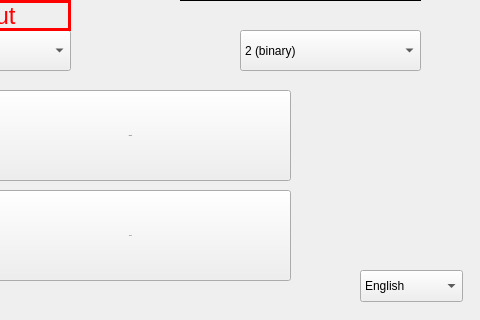
Above: desktop.ui from Rigbir/CalculusConverter before the change; both pictures show x 220 to 700 and y 180 to 500 of the 700 by 500 pixel window. Below: the same form after it.
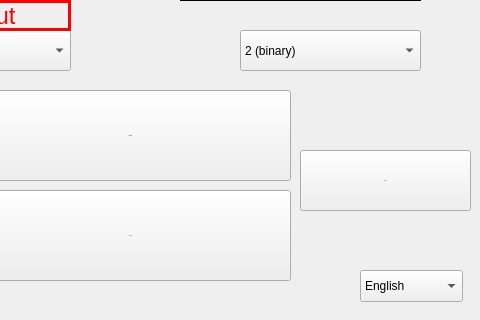
That is the form after the change.

```diff
--- a/desktop.ui
+++ b/desktop.ui
@@ -472,6 +472,82 @@
     <bool>true</bool>
    </property>
   </widget>
+  <widget class="QPushButton" name="nextButton">
+   <property name="geometry">
+    <rect>
+     <x>520</x>
+     <y>330</y>
+     <width>171</width>
+     <height>61</height>
+    </rect>
+   </property>
+   <property name="sizePolicy">
+    <sizepolicy hsizetype="Expanding" vsizetype="Expanding">
+     <horstretch>0</horstretch>
+     <verstretch>0</verstretch>
+    </sizepolicy>
+   </property>
+   <property name="font">
+    <font>
+     <family>Arial</family>
+     <pointsize>-1</pointsize>
+    </font>
+   </property>
+   <property name="styleSheet">
+    <string notr="true">QPushButton {
+    background-color: #728495;
+    border: 2px solid #111;
+    border-radius: 8px;
+    color: #111;
+    font-size: 36px;
+    height: 48px;
+    padding: 0 25px;
+    text-align: center;
+    position: relative;
+    outline: none;
+}
+
+QPushButton:hover {
+    background-color: #4a5b6a; 
+}
+
+QPushButton:pressed {
+    background-color: #4a5b6a; 
+}
+
+QPushButton::before {
+    background-color: #111;
+    border-radius: 8px;
+    content: &quot;&quot;;
+    height: 48px;
+    left: 0;
+    width: 100%;
+    position: absolute;
+    top: -2px;
+    z-index: -1;
+}
+
+@media (min-width: 768px) {
+    QPushButton {
+        padding: 0 40px;
+    }
+}
+
+</string>
+   </property>
+   <property name="text">
+    <string>next</string>
+   </property>
+   <property name="autoDefault">
+    <bool>false</bool>
+   </property>
+   <property name="default">
+    <bool>false</bool>
+   </property>
+   <property name="flat">
+    <bool>false</bool>
+   </property>
+  </widget>
  </widget>
  <resources/>
  <connections/>
```
Left out of the diff: 20 changed lines with no effect on the pictures.
